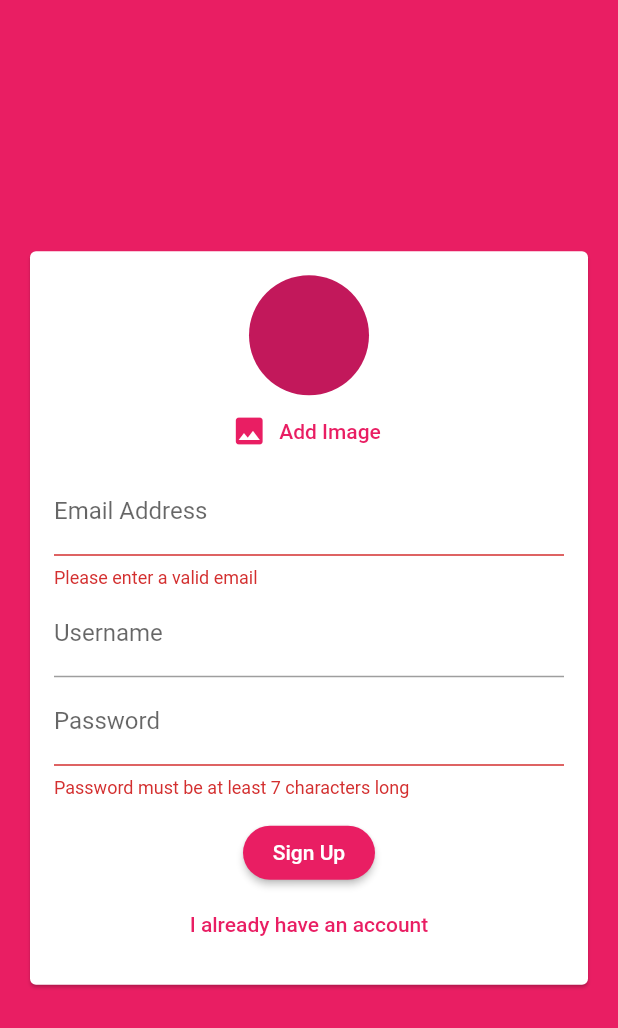
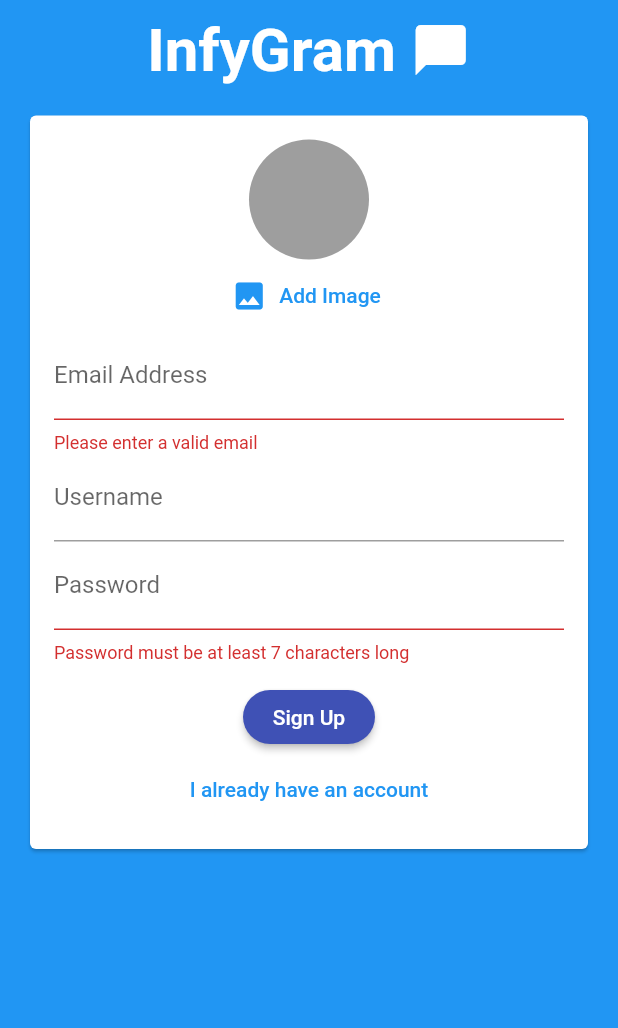
Before and after one commit to Sahil-rai/chat-app, a Flutter app: the screen it shows after launch, after a tap on "Login", after a tap on "Create a new account", after a tap on "Add Image", on a phone screen of 412 x 824 dp. Shown: the top 1028 px of the screen. Run offline on Flutter 3.47's test engine with Material 2 defaults, Android fonts, the light colour scheme and no system bars; our stand-ins replace cloud_firestore, firebase_auth, firebase_storage, image_picker; missing offline and left inert: dart:html, image_picker_web; accounts and stored records are empty.

Commit message:
messages with user image

```diff
--- a/lib/main.dart
+++ b/lib/main.dart
@@ -11,14 +11,14 @@ class MyApp extends StatelessWidget {
   @override
   Widget build(BuildContext context) {
     return MaterialApp(
-      title: 'Flutter Chat',
+      title: 'InfyGram',
       theme: ThemeData(
-        primarySwatch: Colors.pink,
-        backgroundColor: Colors.pink,
-        accentColor: Colors.purple,
+        primarySwatch: Colors.blue,
+        backgroundColor: Colors.black,
+        accentColor: Colors.indigo,
         accentColorBrightness: Brightness.dark,
         buttonTheme: ButtonTheme.of(context).copyWith(
-          buttonColor: Colors.pink,
+          buttonColor: Colors.indigo,
           textTheme: ButtonTextTheme.primary,
           shape: RoundedRectangleBorder(
             borderRadius: BorderRadius.circular(20),
--- a/lib/screens/chat_screen.dart
+++ b/lib/screens/chat_screen.dart
@@ -9,7 +9,7 @@ class ChatScreen extends StatelessWidget {
   Widget build(BuildContext context) {
     return Scaffold(
       appBar: AppBar(
-        title: Text('Chat'),
+        title: Text('Messages'),
         actions: [
           DropdownButton(
             icon: Icon(
--- a/lib/widgets/auth/auth_form.dart
+++ b/lib/widgets/auth/auth_form.dart
@@ -1,4 +1,7 @@
+import 'dart:io';
+
 import 'package:chat_app/widgets/pickers/user_image_picker.dart';
+import 'package:flutter/foundation.dart';
 import 'package:flutter/material.dart';
 
 class AuthForm extends StatefulWidget {
@@ -9,6 +12,7 @@ class AuthForm extends StatefulWidget {
     String email,
     String password,
     String username,
+    File userImage,
     bool isLogin,
     BuildContext context,
   ) submitFn;
@@ -21,17 +25,33 @@ class _AuthFormState extends State<AuthForm> {
   var _userEmail = '';
   var _userPassword = '';
   var _userName = '';
+  File _userImageFile;
   var _isLogin = true;
+
+  void _pickedImage(File image) {
+    _userImageFile = image;
+  }
 
   void _submit() {
     final isValid = _formKey.currentState.validate();
     FocusScope.of(context).unfocus();
+    if (_userImageFile == null && !_isLogin) {
+      Scaffold.of(context).showSnackBar(
+        SnackBar(
+          content: Text('Please pick an image'),
+          backgroundColor: Theme.of(context).errorColor,
+        ),
+      );
+      return;
+    }
     if (isValid) {
       _formKey.currentState.save();
+
       widget.submitFn(
         _userEmail.trim(),
         _userPassword.trim(),
         _userName.trim(),
+        _userImageFile,
         _isLogin,
         context,
       );
@@ -40,7 +60,34 @@ class _AuthFormState extends State<AuthForm> {
 
   @override
   Widget build(BuildContext context) {
-    return Center(
+    return Column(
+      children: [
+        Padding(
+          padding: const EdgeInsets.only(top: 10),
+          child: Row(
+            mainAxisAlignment: MainAxisAlignment.center,
+            children: [
+              Text(
+                "InfyGram",
+                style: TextStyle(
+                  fontWeight: FontWeight.bold,
+                  fontSize: 40,
+                  color: Colors.white,
+                ),
+                textAlign: TextAlign.center,
+              ),
+              Padding(
+                padding: const EdgeInsets.only(left: 10),
+                child: Icon(
+                  Icons.chat_bubble,
+                  color: Colors.white,
+                  size: 40,
+                ),
+              )
+            ],
+          ),
+        ),
+        Center(
           child: Card(
             margin: EdgeInsets.all(20),
             child: SingleChildScrollView(
@@ -51,7 +98,7 @@ class _AuthFormState extends State<AuthForm> {
                   child: Column(
                     mainAxisSize: MainAxisSize.min,
                     children: <Widget>[
-                  UserImagePicker(),
+                      if (!_isLogin) UserImagePicker(_pickedImage),
                       TextFormField(
                         key: ValueKey('email'),
                         validator: (value) {
@@ -125,6 +172,8 @@ class _AuthFormState extends State<AuthForm> {
               ),
             ),
           ),
+        ),
+      ],
     );
   }
 }
--- a/lib/widgets/chats/messages.dart
+++ b/lib/widgets/chats/messages.dart
@@ -32,6 +32,7 @@ class Messages extends StatelessWidget {
                     itemBuilder: (ctx, index) => MessageBubble(
                       chatDocs[index]['text'],
                       chatDocs[index]['username'],
+                      chatDocs[index]['userImage'],
                       chatDocs[index]['userId'] == futureSnapshot.data.uid,
                       key: ValueKey(chatDocs[index].documentID),
                     ),
--- a/lib/widgets/chats/new_message.dart
+++ b/lib/widgets/chats/new_message.dart
@@ -20,7 +20,8 @@ class _NewMessageState extends State<NewMessage> {
       'text': _enteredMessage,
       'createdAt': Timestamp.now(),
       'userId': user.uid,
-      'username': userData['username']
+      'username': userData['username'],
+      'userImage': userData['image_url']
     });
     _controller.clear();
   }
--- a/lib/widgets/pickers/user_image_picker.dart
+++ b/lib/widgets/pickers/user_image_picker.dart
@@ -1,22 +1,49 @@
+import 'dart:convert';
+import 'dart:html' as html;
 import 'dart:io';
-
+import 'package:flutter/foundation.dart';
 import 'package:flutter/material.dart';
 import 'package:image_picker/image_picker.dart';
+import 'package:image_picker_web/image_picker_web.dart';
 
 class UserImagePicker extends StatefulWidget {
+  final Function(File pickedImage) imagePickFn;
+
+  UserImagePicker(this.imagePickFn);
   @override
   _UserImagePickerState createState() => _UserImagePickerState();
 }
 
 class _UserImagePickerState extends State<UserImagePicker> {
   File _pickedImage;
+  html.File _selectedImage;
 
   void _pickImage() async {
-    final pickedImageFile =
-        await ImagePicker.pickImage(source: ImageSource.camera);
-    setState(() {
-      _pickedImage = pickedImageFile;
-    });
+    if (kIsWeb) {
+      html.InputElement uploadInput = html.FileUploadInputElement()
+        ..accept = 'image/*';
+      uploadInput.click();
+      uploadInput.onChange.listen((event) {
+        final file = uploadInput.files.first;
+        final reader = html.FileReader();
+        reader.readAsDataUrl(file);
+        reader.onLoad.listen((event) {
+          setState(() {
+            _selectedImage = file;
+          });
+        });
+      });
+    } else {
+      final pickedImageFile = await ImagePicker.pickImage(
+        source: ImageSource.camera,
+        maxWidth: 150,
+        imageQuality: 100,
+      );
+      setState(() {
+        _pickedImage = pickedImageFile;
+      });
+      widget.imagePickFn(pickedImageFile);
+    }
   }
 
   @override
@@ -25,6 +52,7 @@ class _UserImagePickerState extends State<UserImagePicker> {
       children: [
         CircleAvatar(
           radius: 40,
+          backgroundColor: Colors.grey,
           backgroundImage:
               _pickedImage != null ? FileImage(_pickedImage) : null,
         ),
--- a/pubspec.yaml
+++ b/pubspec.yaml
@@ -34,6 +34,10 @@ dependencies:
   firebase_core: ^0.4.5
   firebase_analytics: ^5.0.2
   image_picker: ^0.6.5
+  firebase_storage: ^3.1.5
+  image_picker_web: ^2.0.3
+  mime_type: ^1.0.0
+  path: ^1.8.0
 
 dev_dependencies:
   flutter_test:
```
Also changed, not shown: lib/screens/auth_screen.dart (+18 -0 lines), lib/widgets/chats/mesage_bubble.dart (+24 -5 lines), pubspec.lock. Lines whose indentation alone changed are shown as unchanged.
